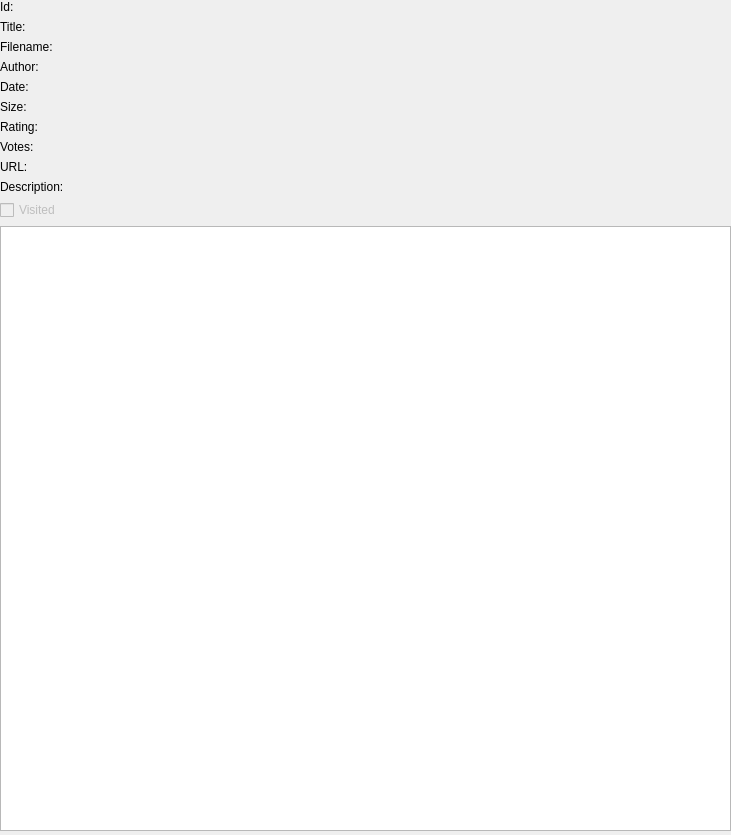
This is wadtrackerlight/ui/wad_item_ui.ui in DLavigneGH/dlavigne.github.io as Qt 5 draws it before an edit. The edited form follows.
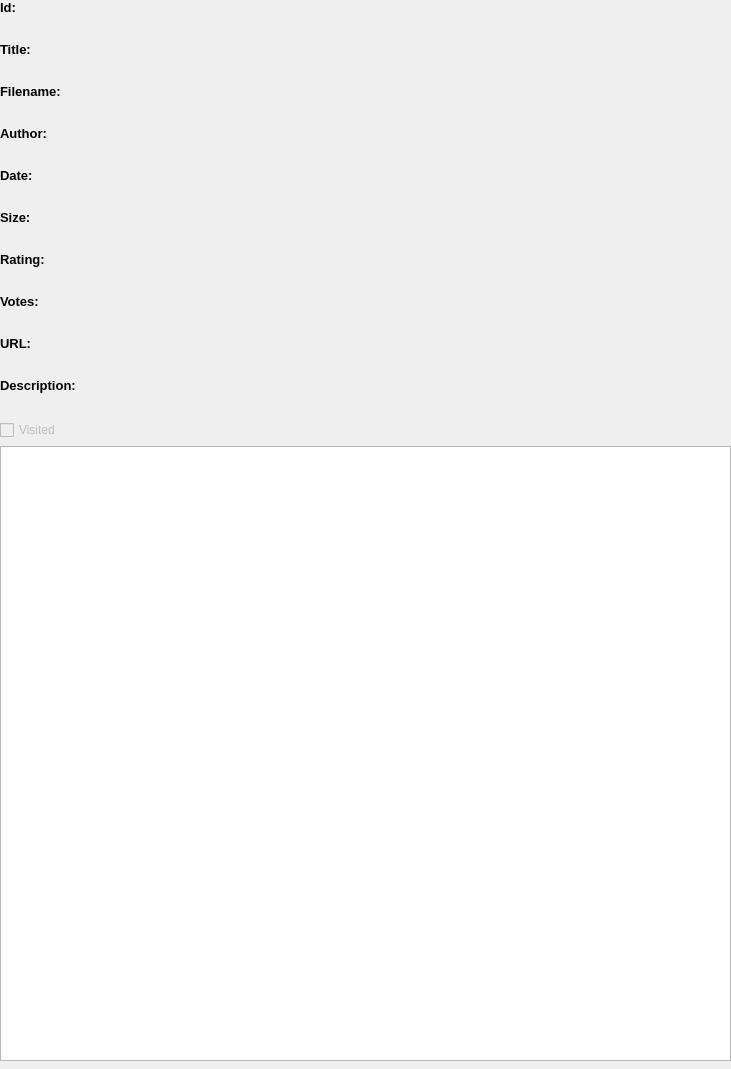
This is the edited form.

Diff of the .ui file:
```diff
--- a/wadtrackerlight/ui/wad_item_ui.ui
+++ b/wadtrackerlight/ui/wad_item_ui.ui
@@ -7,7 +7,7 @@
     <x>0</x>
     <y>0</y>
     <width>731</width>
-    <height>835</height>
+    <height>1069</height>
    </rect>
   </property>
   <property name="windowTitle">
@@ -19,75 +19,256 @@
      <x>0</x>
      <y>0</y>
      <width>731</width>
-     <height>831</height>
+     <height>1061</height>
     </rect>
    </property>
    <layout class="QVBoxLayout" name="wadItemLayout">
     <item>
-     <widget class="QLabel" name="idLabel">
+     <widget class="QLabel" name="idLabel_2">
+      <property name="font">
+       <font>
+        <pointsize>10</pointsize>
+        <weight>75</weight>
+        <bold>true</bold>
+       </font>
+      </property>
       <property name="text">
        <string>Id:</string>
       </property>
      </widget>
     </item>
     <item>
-     <widget class="QLabel" name="titleLabel">
+     <widget class="QLabel" name="idLabel">
+      <property name="font">
+       <font>
+        <pointsize>10</pointsize>
+       </font>
+      </property>
+      <property name="text">
+       <string/>
+      </property>
+     </widget>
+    </item>
+    <item>
+     <widget class="QLabel" name="titleLabel_2">
+      <property name="font">
+       <font>
+        <pointsize>10</pointsize>
+        <weight>75</weight>
+        <bold>true</bold>
+       </font>
+      </property>
       <property name="text">
        <string>Title:</string>
       </property>
      </widget>
     </item>
     <item>
-     <widget class="QLabel" name="filenameLabel">
+     <widget class="QLabel" name="titleLabel">
+      <property name="font">
+       <font>
+        <pointsize>10</pointsize>
+       </font>
+      </property>
+      <property name="text">
+       <string/>
+      </property>
+     </widget>
+    </item>
+    <item>
+     <widget class="QLabel" name="filenameLabel_2">
+      <property name="font">
+       <font>
+        <pointsize>10</pointsize>
+        <weight>75</weight>
+        <bold>true</bold>
+       </font>
+      </property>
       <property name="text">
        <string>Filename:</string>
       </property>
      </widget>
     </item>
     <item>
-     <widget class="QLabel" name="authorLabel">
+     <widget class="QLabel" name="filenameLabel">
+      <property name="font">
+       <font>
+        <pointsize>10</pointsize>
+       </font>
+      </property>
+      <property name="text">
+       <string/>
+      </property>
+     </widget>
+    </item>
+    <item>
+     <widget class="QLabel" name="authorLabel_2">
+      <property name="font">
+       <font>
+        <pointsize>10</pointsize>
+        <weight>75</weight>
+        <bold>true</bold>
+       </font>
+      </property>
       <property name="text">
        <string>Author:</string>
       </property>
      </widget>
     </item>
     <item>
-     <widget class="QLabel" name="dateLabel">
+     <widget class="QLabel" name="authorLabel">
+      <property name="font">
+       <font>
+        <pointsize>10</pointsize>
+       </font>
+      </property>
+      <property name="text">
+       <string/>
+      </property>
+     </widget>
+    </item>
+    <item>
+     <widget class="QLabel" name="dateLabel_2">
+      <property name="font">
+       <font>
+        <pointsize>10</pointsize>
+        <weight>75</weight>
+        <bold>true</bold>
+       </font>
+      </property>
       <property name="text">
        <string>Date:</string>
       </property>
      </widget>
     </item>
     <item>
-     <widget class="QLabel" name="sizeLabel">
+     <widget class="QLabel" name="dateLabel">
+      <property name="font">
+       <font>
+        <pointsize>10</pointsize>
+       </font>
+      </property>
+      <property name="text">
+       <string/>
+      </property>
+     </widget>
+    </item>
+    <item>
+     <widget class="QLabel" name="sizeLabel_2">
+      <property name="font">
+       <font>
+        <pointsize>10</pointsize>
+        <weight>75</weight>
+        <bold>true</bold>
+       </font>
+      </property>
       <property name="text">
        <string>Size:</string>
       </property>
      </widget>
     </item>
     <item>
-     <widget class="QLabel" name="ratingLabel">
+     <widget class="QLabel" name="sizeLabel">
+      <property name="font">
+       <font>
+        <pointsize>10</pointsize>
+       </font>
+      </property>
+      <property name="text">
+       <string/>
+      </property>
+     </widget>
+    </item>
+    <item>
+     <widget class="QLabel" name="ratingLabel_2">
+      <property name="font">
+       <font>
+        <pointsize>10</pointsize>
+        <weight>75</weight>
+        <bold>true</bold>
+       </font>
+      </property>
       <property name="text">
        <string>Rating:</string>
       </property>
      </widget>
     </item>
     <item>
-     <widget class="QLabel" name="votesLabel">
+     <widget class="QLabel" name="ratingLabel">
+      <property name="font">
+       <font>
+        <pointsize>10</pointsize>
+       </font>
+      </property>
+      <property name="text">
+       <string/>
+      </property>
+     </widget>
+    </item>
+    <item>
+     <widget class="QLabel" name="votesLabel_2">
+      <property name="font">
+       <font>
+        <pointsize>10</pointsize>
+        <weight>75</weight>
+        <bold>true</bold>
+       </font>
+      </property>
       <property name="text">
        <string>Votes:</string>
       </property>
      </widget>
     </item>
     <item>
-     <widget class="QLabel" name="urlLabel">
+     <widget class="QLabel" name="votesLabel">
+      <property name="font">
+       <font>
+        <pointsize>10</pointsize>
+       </font>
+      </property>
+      <property name="text">
+       <string/>
+      </property>
+     </widget>
+    </item>
+    <item>
+     <widget class="QLabel" name="urlLabel_2">
+      <property name="font">
+       <font>
+        <pointsize>10</pointsize>
+        <weight>75</weight>
+        <bold>true</bold>
+       </font>
+      </property>
       <property name="text">
        <string>URL:</string>
       </property>
      </widget>
     </item>
     <item>
-     <widget class="QLabel" name="descriptionLabel">
+     <widget class="QLabel" name="urlLabel">
+      <property name="font">
+       <font>
+        <pointsize>10</pointsize>
+       </font>
+      </property>
+      <property name="text">
+       <string/>
+      </property>
+      <property name="openExternalLinks">
+       <bool>true</bool>
+      </property>
+     </widget>
+    </item>
+    <item>
+     <widget class="QLabel" name="descriptionLabel_2">
+      <property name="font">
+       <font>
+        <pointsize>10</pointsize>
+        <weight>75</weight>
+        <bold>true</bold>
+       </font>
+      </property>
       <property name="text">
        <string>Description:</string>
       </property>
@@ -96,6 +277,21 @@
       </property>
      </widget>
     </item>
+    <item>
+     <widget class="QLabel" name="descriptionLabel">
+      <property name="font">
+       <font>
+        <pointsize>10</pointsize>
+       </font>
+      </property>
+      <property name="text">
+       <string/>
+      </property>
+      <property name="wordWrap">
+       <bool>true</bool>
+      </property>
+     </widget>
+    </item>
     <item>
      <widget class="QCheckBox" name="visitedCheckBox">
       <property name="enabled">
```
